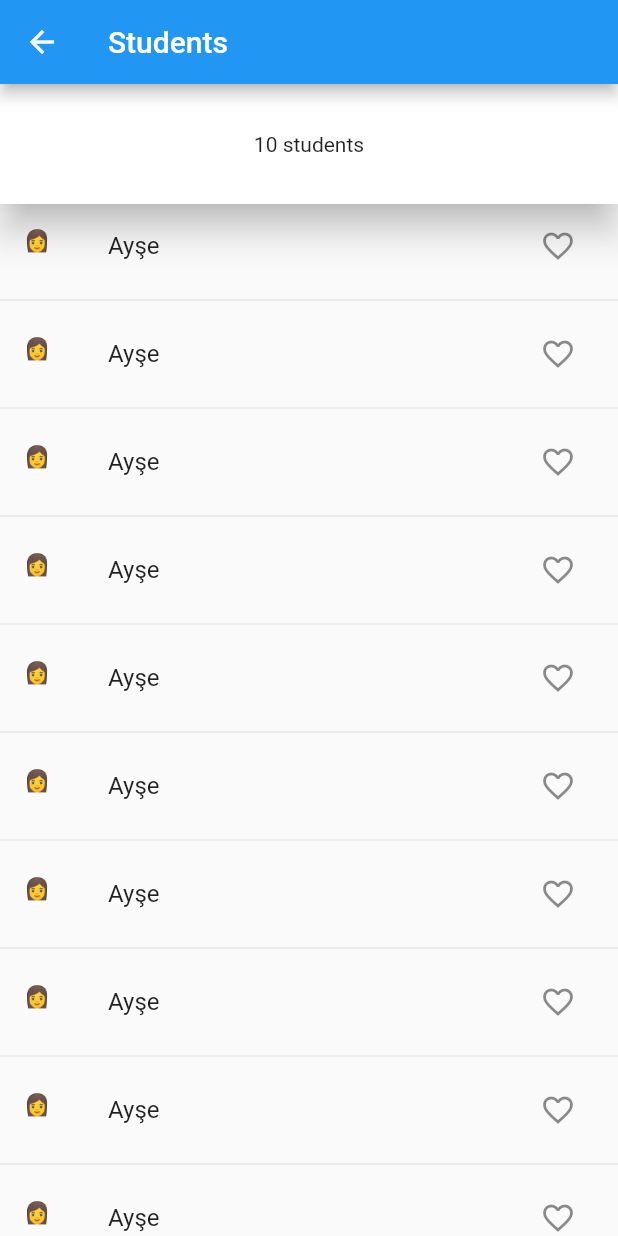
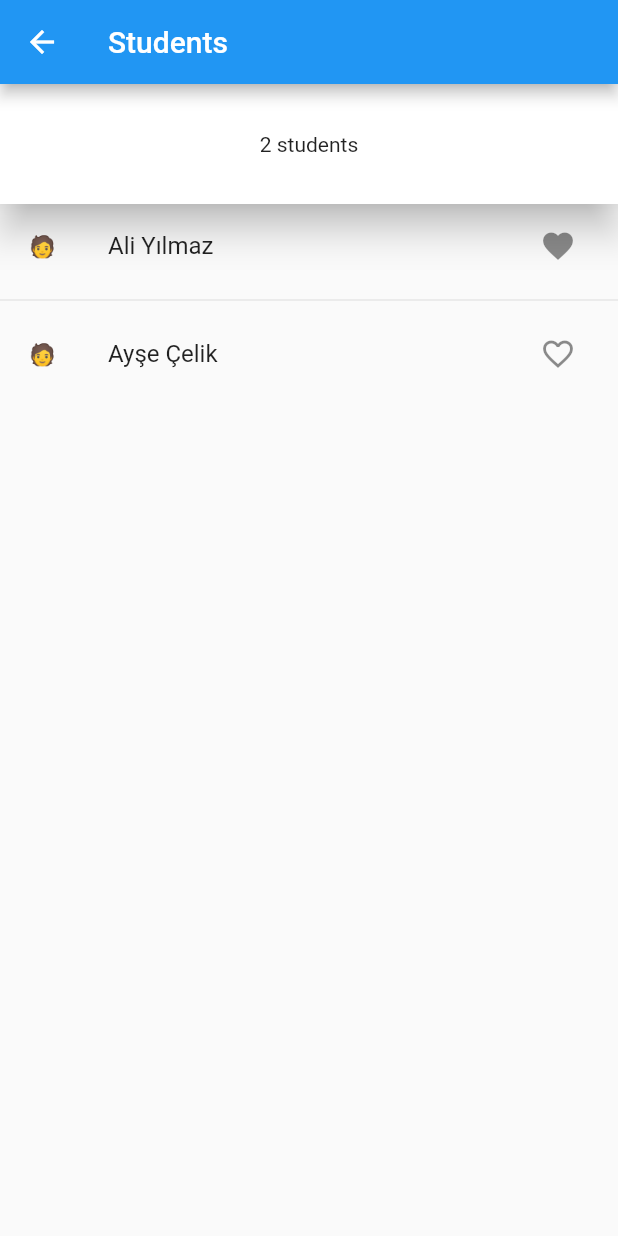
Before and after one commit to IremDenizUnal/student-app-oua, a Flutter app: the StudentsPage screen opened directly with empty values, after a tap on the "favorite outline" icon, on a phone screen of 412 x 824 dp. Run offline on Flutter 3.47's test engine with Material 2 defaults, Android fonts, the phone set to English and light mode, and no system bars.

Commit message:
second commit

```diff
--- a/lib/Repository/messages_repository.dart
+++ b/lib/Repository/messages_repository.dart
@@ -1,3 +1,5 @@
+import 'package:ogrenci_app/messages_page.dart';
+
 class MessagesRepository {
   final List<Message> messages = [
     Message("Hi", "Ali", DateTime.now().subtract(const Duration(minutes: 1))),
@@ -6,6 +8,8 @@ class MessagesRepository {
     Message("I am fine thanks", "Ali",
         DateTime.now().subtract(const Duration(minutes: 3))),
   ];
+
+  int newMessagesNumber = 3;
 }
 
 class Message {
--- a/lib/Repository/students_repository.dart
+++ b/lib/Repository/students_repository.dart
@@ -1,10 +1,27 @@
 class StudentsRepository {
 
-  List students =[
-    student("Ali", "Yılmaz", 18, "Erkek"),
-    student("Ayşe", "Çelik", 28, "Kadın")
+  final students =[
+    student("Ali", "Yılmaz", 18, "Man"),
+    student("Ayşe", "Çelik", 28, "Woman")
   ];
+final Set<student> myLikes = {};
+
+
+  void like(student students, bool doIlike) {
+    if (doIlike){
+      myLikes.add(students);
+    }else{
+      myLikes.remove(students);
+    }
+
+  }
+
+  bool doILike(student students) {
+   return myLikes.contains(students);
+  }
 }
+
+
 
 class student {
   String name;
--- a/lib/messages_page.dart
+++ b/lib/messages_page.dart
@@ -12,6 +12,12 @@ class messagespage extends StatefulWidget {
 }
 
 class _messagespageState extends State<messagespage> {
+  @override
+  void initState() {
+   widget.messagesRepository.newMessagesNumber = 0;
+    super.initState();
+  }
+
   @override
   Widget build(BuildContext context) {
     return Scaffold(
--- a/lib/students_page.dart
+++ b/lib/students_page.dart
@@ -22,25 +22,57 @@ class _StudentsPageState extends State<StudentsPage> {
             color: Colors.white,
             elevation: 10.0,
             child: Center(
-              child: const Padding(
-                padding: EdgeInsets.symmetric(vertical: 32.0, horizontal: 32.0),
-                child: Text("10 students"),
+              child: Padding(
+                padding: const EdgeInsets.symmetric(
+                    vertical: 32.0, horizontal: 32.0),
+                child: Text(
+                    "${widget.studentsRepository.students.length} students"),
               ),
             ),
           ),
           Expanded(
               child: ListView.separated(
-                  itemBuilder: (context, index) => ListTile(
-                        title: const Text("Ayşe"),
-                        leading: const Text("👩"), //🧑👩
-                        trailing: IconButton(
-                            onPressed: () {},
-                            icon: const Icon(Icons.favorite_border)),
-                      ),
+                  itemBuilder: (context, index) => StudentsLine(
+                        widget.studentsRepository.students[index],
+                        widget.studentsRepository,
+                      ), //alt enterla student olusturduk asagıda
                   separatorBuilder: (context, index) => const Divider(),
-                  itemCount: 25))
+                  itemCount: widget.studentsRepository.students.length))
         ],
       ),
     );
   }
 }
+
+class StudentsLine extends StatefulWidget {
+  final student students;
+  final StudentsRepository studentsRepository;
+  const StudentsLine(
+    this.students,
+    this.studentsRepository, {
+    super.key,
+  });
+
+  @override
+  State<StudentsLine> createState() => _StudentsLineState();
+}
+
+class _StudentsLineState extends State<StudentsLine> {
+  @override
+  Widget build(BuildContext context) {
+    bool doILike = widget.studentsRepository.doILike(widget.students);
+    return ListTile(
+      title: Text(widget.students.name + " " + widget.students.surname),
+      leading: IntrinsicWidth(
+          child: Center(
+              child: Text(widget.students.gender == "woman" ? "👩" : " 🧑"))),
+      trailing: IconButton(
+          onPressed: () {
+            setState(() {
+              widget.studentsRepository.like(widget.students, !doILike);
+            });
+          },
+          icon: Icon(doILike ? Icons.favorite : Icons.favorite_border)),
+    );
+  }
+}
```
Also changed, not shown: lib/main.dart (+7 -3 lines), lib/teachers_page.dart (+37 -12 lines).
